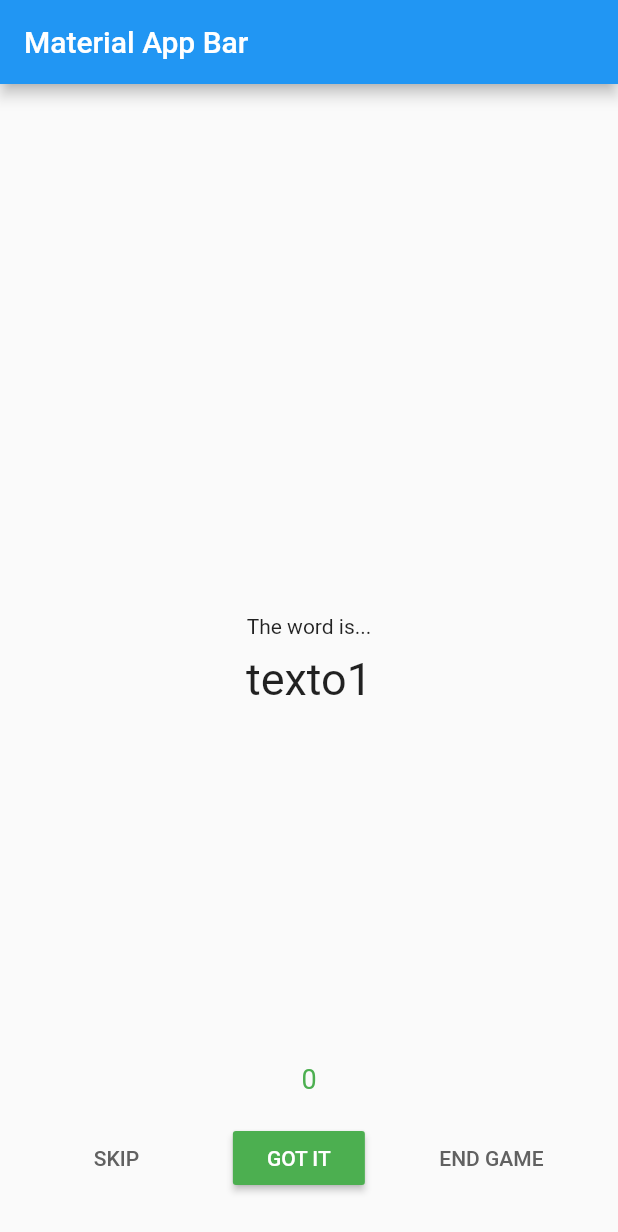
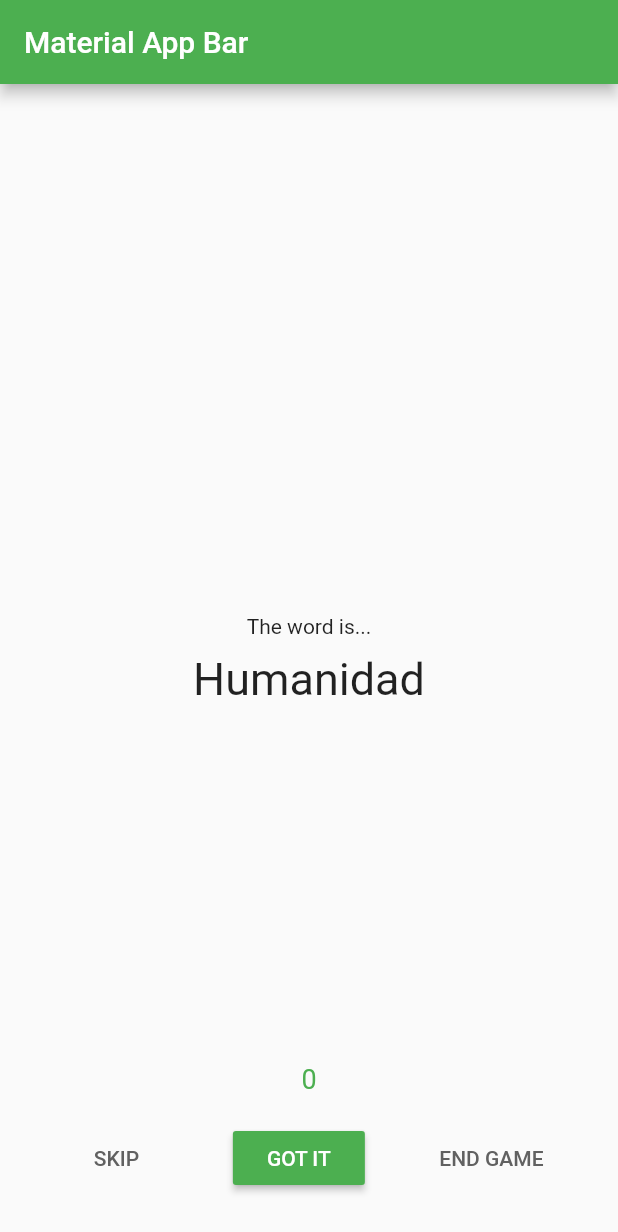
Before and after one commit to alexismundu/guess_the_word, a Flutter app: the screen it shows after launch, after a tap on "PLAY", on a phone screen of 412 x 824 dp. Shown: the top 1232 px of the screen. Run offline on Flutter 3.47's test engine with Material 2 defaults, Android fonts, the light colour scheme and no system bars; our stand-ins replace bloc, equatable, flutter_bloc.

Commit message:
Add words to list in home_bloc

```diff
--- a/lib/bloc/home_bloc.dart
+++ b/lib/bloc/home_bloc.dart
@@ -10,7 +10,21 @@ part 'home_state.dart';
 class HomeBloc extends Bloc<HomeEvent, HomeState> {
   HomeBloc() : super(HomeInitial());
 
-  List<String> list1 = ["texto1", "texto2", "texto3"];
+  List<String> list1 = [
+    "Humanidad",
+    "Cuerpo",
+    "Adulto",
+    "Bebé",
+    "Pierna",
+    "Costa",
+    "Playa",
+    "Río",
+    "Rojo",
+    "Mar",
+    "Perro",
+    "Gato",
+    "Lagarto"
+  ];
   List<String> list2;
   int _counter = 0;
   int _index = 0;
--- a/lib/main.dart
+++ b/lib/main.dart
@@ -11,6 +11,7 @@ class MyApp extends StatelessWidget {
       home: Scaffold(
         appBar: AppBar(
           title: Text('Material App Bar'),
+          backgroundColor: Colors.green,
         ),
         body: Center(
           child: Home(),
```
